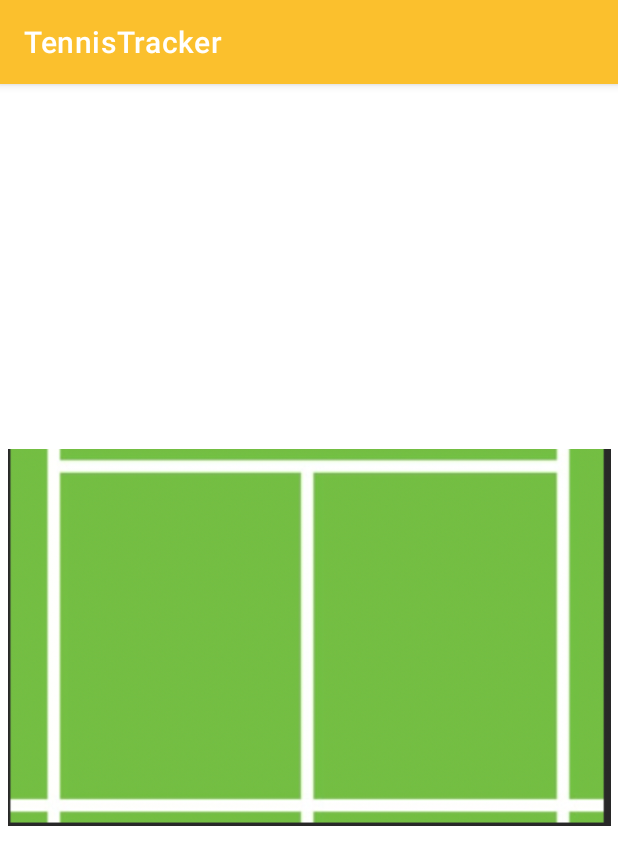
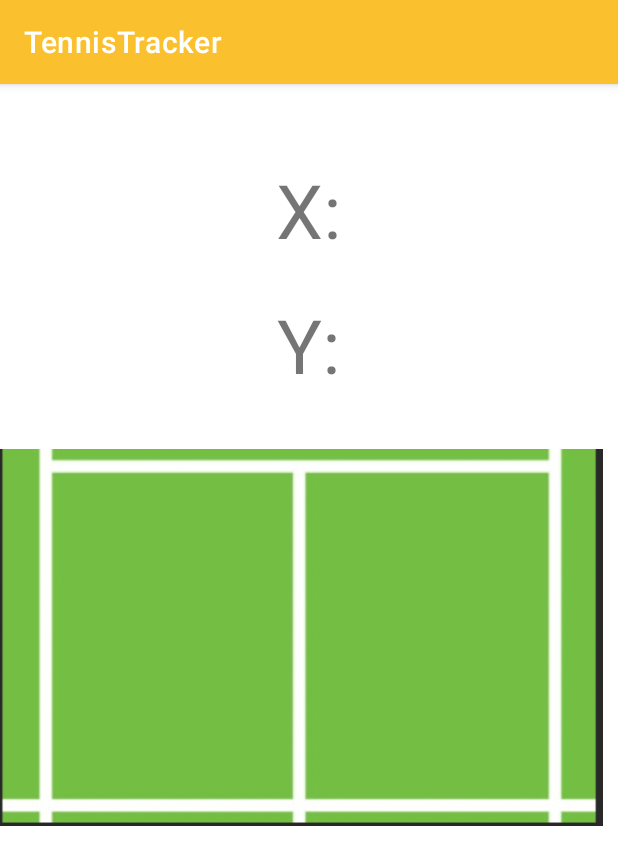
Before and after one commit to TennisTracker/TennisTracker, an Android app: the ServeTracker screen opened directly, with no data from a screen before it, on a phone screen of 412 x 824 dp. Shown: the top 865 px of the screen. Run offline under Robolectric (Android 15) with nearby library versions, the phone set to English and light mode, and no system bars.

Commit message:
when a user clicks on the screen, it tracks the location of the x and y screen coordinates and displays them. From here we can track the service locations by saving these coordinates

```diff
--- a/app/src/main/java/com/example/tennistracker/ServeTracker.kt
+++ b/app/src/main/java/com/example/tennistracker/ServeTracker.kt
@@ -1,29 +1,54 @@
 package com.example.tennistracker
 
+import android.annotation.SuppressLint
+import android.graphics.Point
 import android.os.Bundle
 import android.view.LayoutInflater
 import android.view.View
 import android.view.ViewGroup
 import android.widget.ImageView
+import android.widget.RelativeLayout
+import android.widget.TextView
 import androidx.appcompat.app.AppCompatActivity
 import androidx.fragment.app.Fragment
 
 
 class ServeTracker: AppCompatActivity() {
-
     private val coordinateList = mutableListOf<Pair<Float, Float>>()
+    @SuppressLint("ClickableViewAccessibility")
     override fun onCreate(savedInstanceState: Bundle?) {
         super.onCreate(savedInstanceState)
         setContentView(R.layout.fragment_servespot_tracker)
 
-        val imageView = findViewById<ImageView>(R.id.my_image)
-        imageView.setOnClickListener { event ->
-            val x = event.getX()
-            val y = event.getY()
-            coordinateList.add(Pair(x, y))
+        val mRelativeLayout = findViewById<RelativeLayout>(R.id.relative_layout_1)
+        val mTextViewX = findViewById<TextView>(R.id.text_view_1)
+        val mTextViewY = findViewById<TextView>(R.id.text_view_2)
 
-            System.out.println(x)
-            System.out.println(y)
+        mRelativeLayout.setOnTouchListener { _, motionEvent ->
+
+            // X and Y values are fetched
+            val mX = motionEvent.x
+            val mY = motionEvent.y
+
+            // X and Y values are
+            // displayed in the TextView
+            mTextViewX.text = "X: $mX"
+            mTextViewY.text = "Y: $mY"
+
+            true
+        }
+
+        //val imageView = findViewById<ImageView>(R.id.my_image)
+        //imageView.setOnClickListener { event ->
+
+            //onClick(imageView)
+            //val mX = event.getX()
+            //val mY = event.getY()
+            //coordinateList.add(Pair(x, y))
+
+
+            //System.out.println(mX)
+            //System.out.println(mY)
 /*
             val dotView = View(this)
             dotView.setBackgroundResource(R.drawable.dot)
@@ -52,12 +77,19 @@ class ServeTracker: AppCompatActivity() {
                     parentView.removeView(dotView)
                 }
 */
-        }
+
+        //}
 
 
 
     }
 
+    public fun onClick(view: View){
+        val values = IntArray(2)
+        view.getLocationOnScreen(values)
+        System.out.println(values[0])
+        System.out.println(values[1])
+    }
 
 
 }
--- a/app/src/main/res/layout/fragment_servespot_tracker.xml
+++ b/app/src/main/res/layout/fragment_servespot_tracker.xml
@@ -1,10 +1,31 @@
 <?xml version="1.0" encoding="utf-8"?>
-<androidx.constraintlayout.widget.ConstraintLayout xmlns:android="http://schemas.android.com/apk/res/android"
+<RelativeLayout
+    xmlns:android="http://schemas.android.com/apk/res/android"
     xmlns:app="http://schemas.android.com/apk/res-auto"
     xmlns:tools="http://schemas.android.com/tools"
+    android:id="@+id/relative_layout_1"
     android:layout_width="match_parent"
-    android:layout_height="match_parent">
+    android:layout_height="match_parent"
+    tools:context=".MainActivity">
 
+    <TextView
+        android:id="@+id/text_view_1"
+        android:layout_width="wrap_content"
+        android:layout_height="60sp"
+        android:layout_marginTop="50sp"
+        android:layout_centerHorizontal="true"
+        android:text="X:"
+        android:textSize="50sp"/>
+
+    <TextView
+        android:id="@+id/text_view_2"
+        android:layout_width="wrap_content"
+        android:layout_height="60sp"
+        android:layout_marginTop="30sp"
+        android:layout_centerHorizontal="true"
+        android:layout_below="@id/text_view_1"
+        android:text="Y:"
+        android:textSize="50sp" />
 
     <ImageView
         android:id="@+id/my_image"
@@ -12,8 +33,8 @@
         android:layout_height="738dp"
         android:src="@drawable/servicebox_right"
         app:layout_constraintEnd_toEndOf="parent"
+        app:layout_constraintHorizontal_bias="0.444"
         app:layout_constraintStart_toStartOf="parent"
         app:layout_constraintTop_toTopOf="parent" />
 
-
-</androidx.constraintlayout.widget.ConstraintLayout>
+</RelativeLayout>
```
